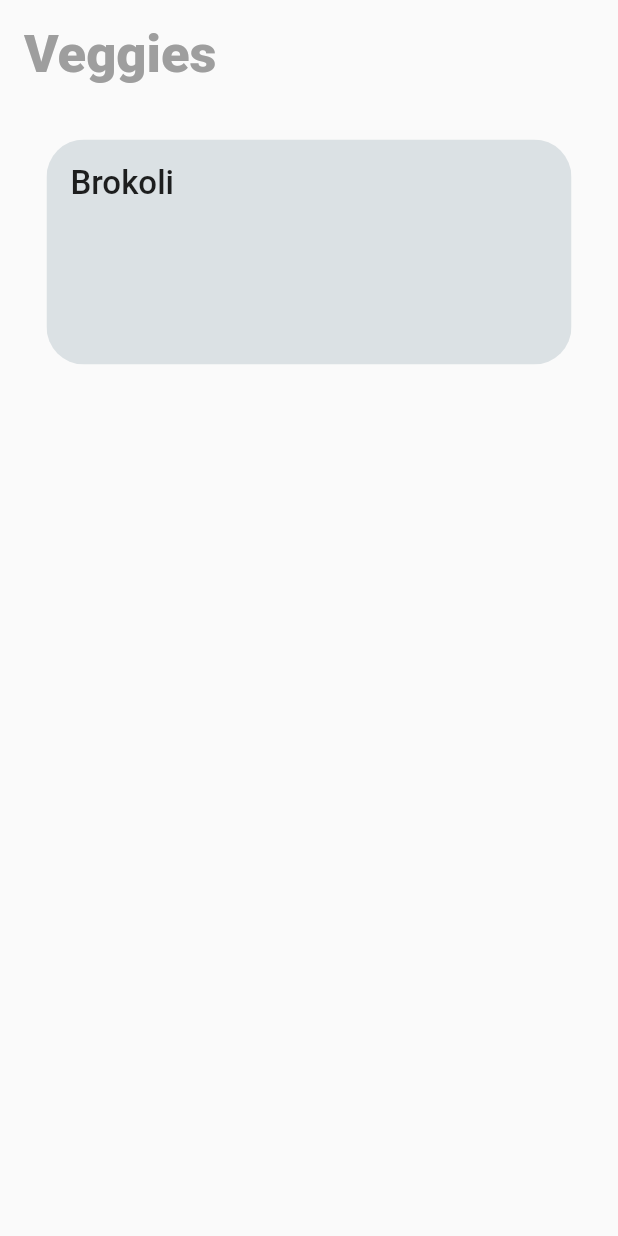
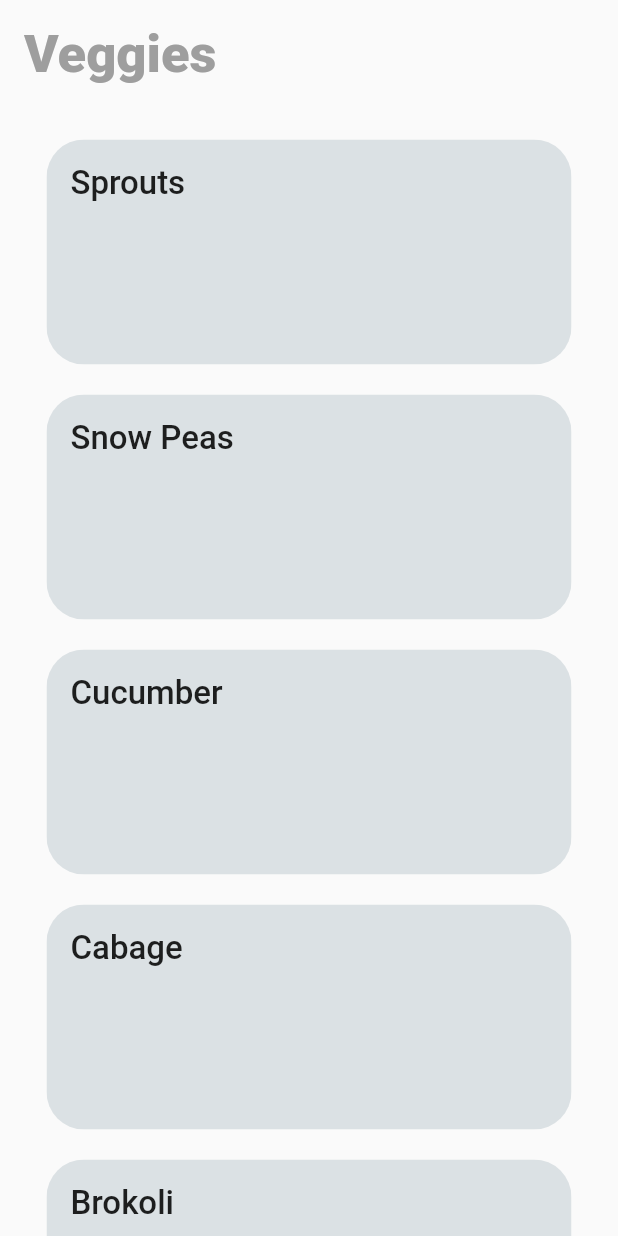
Before and after one commit to Dinesh-Das/Nutri-Tracker, a Flutter app: the dietrylist screen opened directly, on a phone screen of 412 x 824 dp. Run offline on Flutter 3.47's test engine with Material 2 defaults, Android fonts, the light colour scheme and no system bars; our stand-ins replace bottom_navy_bar, flutter_svg, liquid_swipe.

Commit message:
added items in dietry and reciepe.

```diff
--- a/lib/screens/dietrylist/dietry_list.dart
+++ b/lib/screens/dietrylist/dietry_list.dart
@@ -37,6 +37,82 @@ class dietrylist extends StatelessWidget {
                     child: const Padding(
                       padding: const EdgeInsets.all(16.0),
                       child: Text(
+                        'Sprouts',
+                        style: TextStyle(
+                            fontSize: 22, fontWeight: FontWeight.w500),
+                      ),
+                    ),
+                  ),
+                ),
+                SizedBox(
+                  height: 20,
+                ),
+                ClipRRect(
+                  borderRadius: BorderRadius.all(Radius.circular(25)),
+                  child: Container(
+                    color: Colors.blueGrey.withOpacity(0.2),
+                    height: 150,
+                    width: 350,
+                    child: const Padding(
+                      padding: const EdgeInsets.all(16.0),
+                      child: Text(
+                        'Snow Peas',
+                        style: TextStyle(
+                            fontSize: 22, fontWeight: FontWeight.w500),
+                      ),
+                    ),
+                  ),
+                ),
+                SizedBox(
+                  height: 20,
+                ),
+                ClipRRect(
+                  borderRadius: BorderRadius.all(Radius.circular(25)),
+                  child: Container(
+                    color: Colors.blueGrey.withOpacity(0.2),
+                    height: 150,
+                    width: 350,
+                    child: const Padding(
+                      padding: const EdgeInsets.all(16.0),
+                      child: Text(
+                        'Cucumber',
+                        style: TextStyle(
+                            fontSize: 22, fontWeight: FontWeight.w500),
+                      ),
+                    ),
+                  ),
+                ),
+                SizedBox(
+                  height: 20,
+                ),
+                ClipRRect(
+                  borderRadius: BorderRadius.all(Radius.circular(25)),
+                  child: Container(
+                    color: Colors.blueGrey.withOpacity(0.2),
+                    height: 150,
+                    width: 350,
+                    child: const Padding(
+                      padding: const EdgeInsets.all(16.0),
+                      child: Text(
+                        'Cabage',
+                        style: TextStyle(
+                            fontSize: 22, fontWeight: FontWeight.w500),
+                      ),
+                    ),
+                  ),
+                ),
+                SizedBox(
+                  height: 20,
+                ),
+                ClipRRect(
+                  borderRadius: BorderRadius.all(Radius.circular(25)),
+                  child: Container(
+                    color: Colors.blueGrey.withOpacity(0.2),
+                    height: 150,
+                    width: 350,
+                    child: const Padding(
+                      padding: const EdgeInsets.all(16.0),
+                      child: Text(
                         'Brokoli',
                         style: TextStyle(
                             fontSize: 22, fontWeight: FontWeight.w500),
```
Also changed, not shown: lib/screens/dietrylist/recipe_list..dart (+77 -1 lines).
